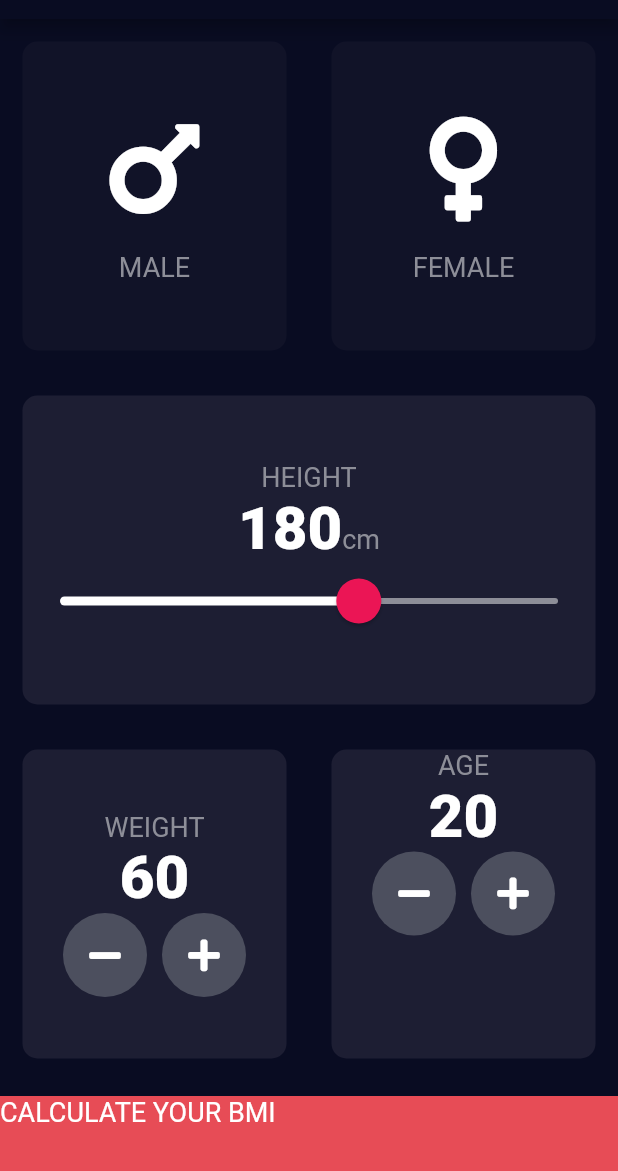
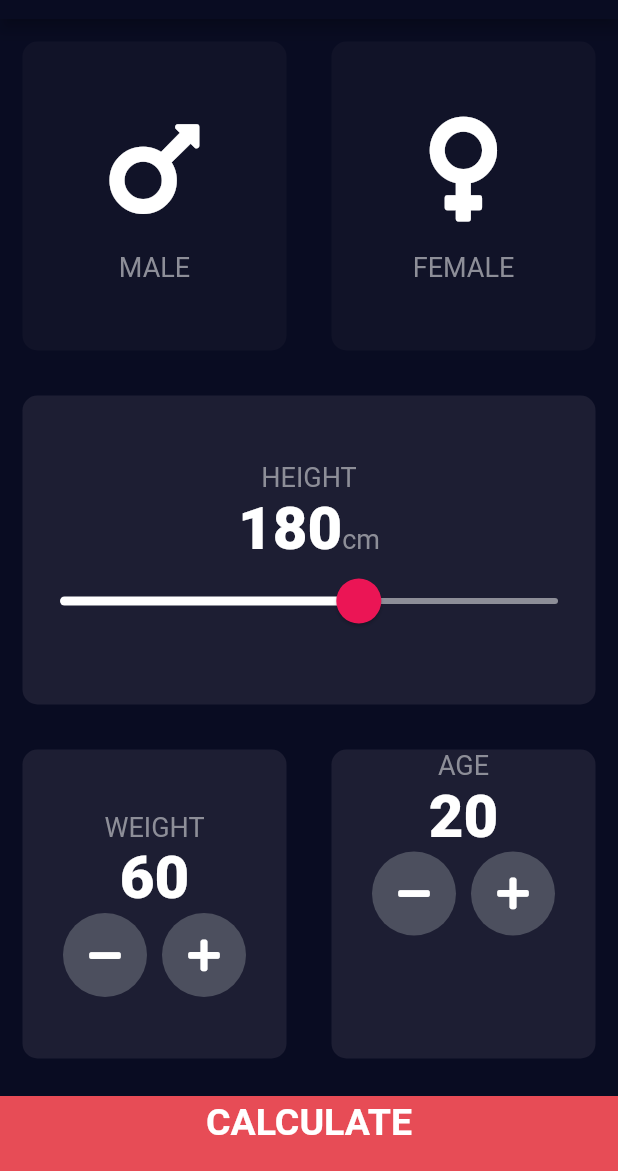
Before and after one commit to AlinaMatsyash/BMI-Flutter, a Flutter app: the screen it shows after launch, on a phone screen of 412 x 824 dp, the part 65-1236 px from its top. Run offline on Flutter 3.47's test engine with Material 2 defaults, Android fonts, the phone set to English and light mode, and no system bars; our stand-ins replace font_awesome_flutter.

Commit message:
one screen + two screen

```diff
--- /dev/null
+++ b/lib/calculator_brain.dart
@@ -0,0 +1,6 @@
+class CalculatorBrain {
+  CalculatorBrain({this.weight, this.height});
+
+  final int height;
+  final int weight;
+}
--- /dev/null
+++ b/lib/components/bottom_button.dart
@@ -0,0 +1,29 @@
+import 'package:flutter/material.dart';
+import '../constants.dart';
+
+class BottomButton extends StatelessWidget {
+  BottomButton({@required this.onTap, @required this.buttonTitle});
+
+  final Function onTap;
+  final String buttonTitle;
+
+  @override
+  Widget build(BuildContext context) {
+    return GestureDetector(
+      onTap: onTap,
+      child: Container(
+        child: Center(
+          child: Text(
+            buttonTitle.toString(),
+            style: kLargeButtonTextStyle,
+          ),
+        ),
+        color: kBottomContainerColour,
+        margin: EdgeInsets.only(top: 10.0),
+        padding: EdgeInsets.only(bottom: 15.0),
+        width: double.infinity,
+        height: kBottomContainerHight,
+      ),
+    );
+  }
+}
--- a/lib/icon_content.dart
+++ b/lib/components/icon_content.dart
@@ -1,5 +1,5 @@
 import 'package:flutter/material.dart';
-import 'constants.dart';
+import '../constants.dart';
 
 class IconContent extends StatelessWidget {
   IconContent({this.icon, this.label});
--- /dev/null
+++ b/lib/components/round_icon_Button.dart
@@ -0,0 +1,20 @@
+import 'package:flutter/material.dart';
+
+class RoundIconButton extends StatelessWidget {
+  RoundIconButton({@required this.icon, @required this.onPressed});
+
+  final IconData icon;
+  final Function onPressed;
+
+  @override
+  Widget build(BuildContext context) {
+    return RawMaterialButton(
+      child: Icon(icon),
+      onPressed: onPressed,
+      elevation: 0.0,
+      constraints: BoxConstraints.tightFor(width: 56.0, height: 56.0),
+      shape: CircleBorder(),
+      fillColor: Color(0xFF4C4F5E),
+    );
+  }
+}
--- a/lib/main.dart
+++ b/lib/main.dart
@@ -1,5 +1,5 @@
 import 'package:flutter/material.dart';
-import 'input_page.dart';
+import 'screens/input_page.dart';
 
 void main() => runApp(BMICalculator());
 
--- a/lib/input_page.dart
+++ b/lib/screens/input_page.dart
@@ -1,9 +1,13 @@
+import 'package:dmicallculator/screens/results_page.dart';
 import 'package:flutter/cupertino.dart';
 import 'package:flutter/material.dart';
 import 'package:font_awesome_flutter/font_awesome_flutter.dart';
-import 'icon_content.dart';
-import 'reusable_card.dart';
-import 'constants.dart';
+import '../components/icon_content.dart';
+import '../components/reusable_card.dart';
+import '../constants.dart';
+import 'results_page.dart';
+import '../components/bottom_button.dart';
+import '../components/round_icon_Button.dart';
 
 enum Gender {
   male,
@@ -203,36 +207,14 @@ class _InputPageState extends State<InputPage> {
                 ],
               ),
             ),
-            Container(
-              child: Text(
-                'CALCULATE YOUR BMI',
-                style: TextStyle(color: Colors.white, fontSize: 18),
-              ),
-              color: kBottomContainerColour,
-              margin: EdgeInsets.only(top: 10.0),
-              width: double.infinity,
-              height: kBottomContainerHight,
+            BottomButton(
+              onTap: () {
+                Navigator.push(context,
+                    MaterialPageRoute(builder: (context) => ResultsPage()));
+              },
+              buttonTitle: 'CALCULATE',
             )
           ],
         ));
   }
 }
-
-class RoundIconButton extends StatelessWidget {
-  RoundIconButton({@required this.icon, @required this.onPressed});
-
-  final IconData icon;
-  final Function onPressed;
-
-  @override
-  Widget build(BuildContext context) {
-    return RawMaterialButton(
-      child: Icon(icon),
-      onPressed: onPressed,
-      elevation: 0.0,
-      constraints: BoxConstraints.tightFor(width: 56.0, height: 56.0),
-      shape: CircleBorder(),
-      fillColor: Color(0xFF4C4F5E),
-    );
-  }
-}
```
Also changed, not shown: lib/constants.dart (+17 -0 lines), lib/screens/results_page.dart (added, +65 -0 lines), lib/components/reusable_card.dart (renamed from lib/reusable_card.dart).
